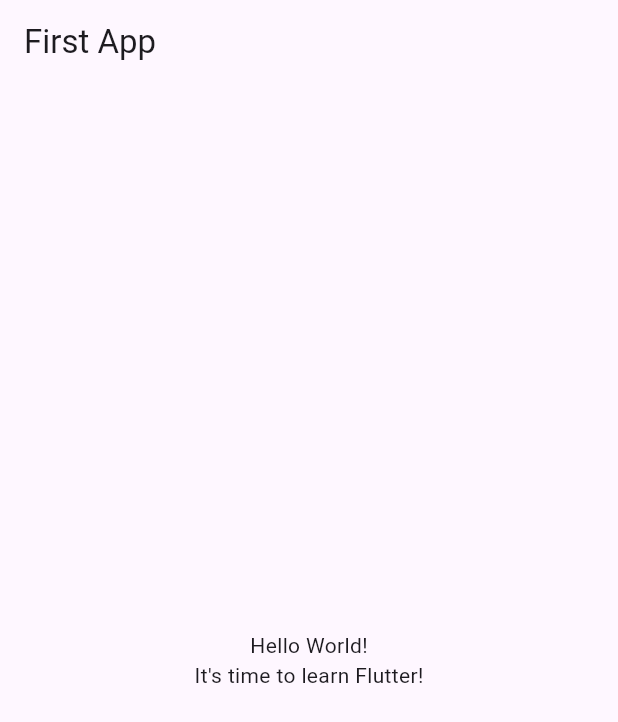
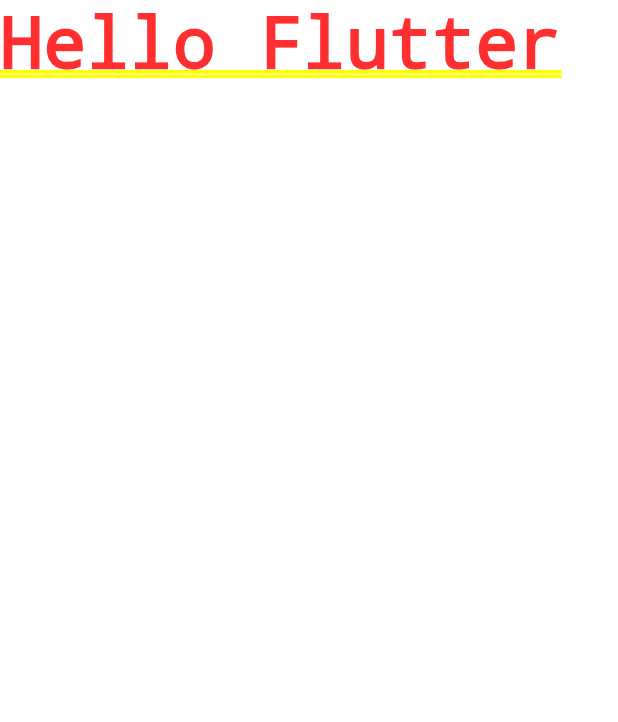
Before and after one commit to Nishanth-Siraj/Flutter_app_project, a Flutter app: the screen it shows after launch, on a phone screen of 412 x 824 dp. Shown: the top 722 px of the screen. Run offline on Flutter 3.47's test engine with Material 3 defaults, Android fonts, the phone set to English and light mode, and no system bars.

Commit message:
hello world app

```diff
--- a/first_app/lib/main.dart
+++ b/first_app/lib/main.dart
@@ -1,29 +1,5 @@
 import 'package:flutter/material.dart';
 
 void main() {
-  runApp(const MyApp());
+  runApp(const MaterialApp(home: Text("Hello Flutter")));
 }
-
-class MyApp extends StatelessWidget {
-  const MyApp({super.key});
-
-  @override
-  Widget build(BuildContext context) {
-    return MaterialApp(
-      title: 'Flutter Demo',
-      theme: ThemeData(primarySwatch: Colors.blue),
-      home: Scaffold(
-        appBar: AppBar(title: const Text('First App')),
-        body: Center(
-          child: Column(
-            mainAxisAlignment: MainAxisAlignment.center,
-            children: const [
-              Text('Hello World!'),
-              Text('It\'s time to learn Flutter!'),
-            ],
-          ),
-        ),
-      ),
-    );
-  }
-}
```
